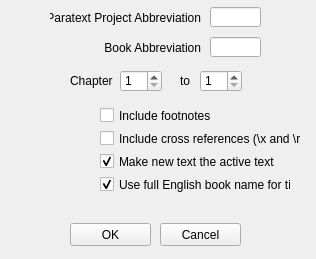
Qt form ParatextChapSelectionDlg.ui (rmlockwood/FLExTrans) before a commit.
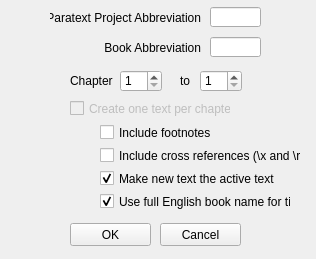
The same form after that commit.

What changed in the file:
```diff
--- a/ParatextChapSelectionDlg.ui
+++ b/ParatextChapSelectionDlg.ui
@@ -24,7 +24,7 @@
     <property name="geometry">
      <rect>
       <x>100</x>
-      <y>153</y>
+      <y>170</y>
       <width>181</width>
       <height>17</height>
      </rect>
@@ -104,7 +104,7 @@
     <property name="geometry">
      <rect>
       <x>100</x>
-      <y>176</y>
+      <y>193</y>
       <width>191</width>
       <height>17</height>
      </rect>
@@ -123,7 +123,7 @@
     <property name="geometry">
      <rect>
       <x>100</x>
-      <y>107</y>
+      <y>124</y>
       <width>111</width>
       <height>17</height>
      </rect>
@@ -211,7 +211,7 @@
     <property name="geometry">
      <rect>
       <x>100</x>
-      <y>130</y>
+      <y>147</y>
       <width>201</width>
       <height>17</height>
      </rect>
@@ -220,6 +220,22 @@
      <string>Include cross references (\x and \r)</string>
     </property>
    </widget>
+   <widget class="QCheckBox" name="oneTextPerChapterCheckBox">
+    <property name="enabled">
+     <bool>false</bool>
+    </property>
+    <property name="geometry">
+     <rect>
+      <x>70</x>
+      <y>100</y>
+      <width>161</width>
+      <height>17</height>
+     </rect>
+    </property>
+    <property name="text">
+     <string>Create one text per chapter</string>
+    </property>
+   </widget>
   </widget>
  </widget>
  <tabstops>
```
Left out of the diff: 2 changed lines with no effect on the pictures.
